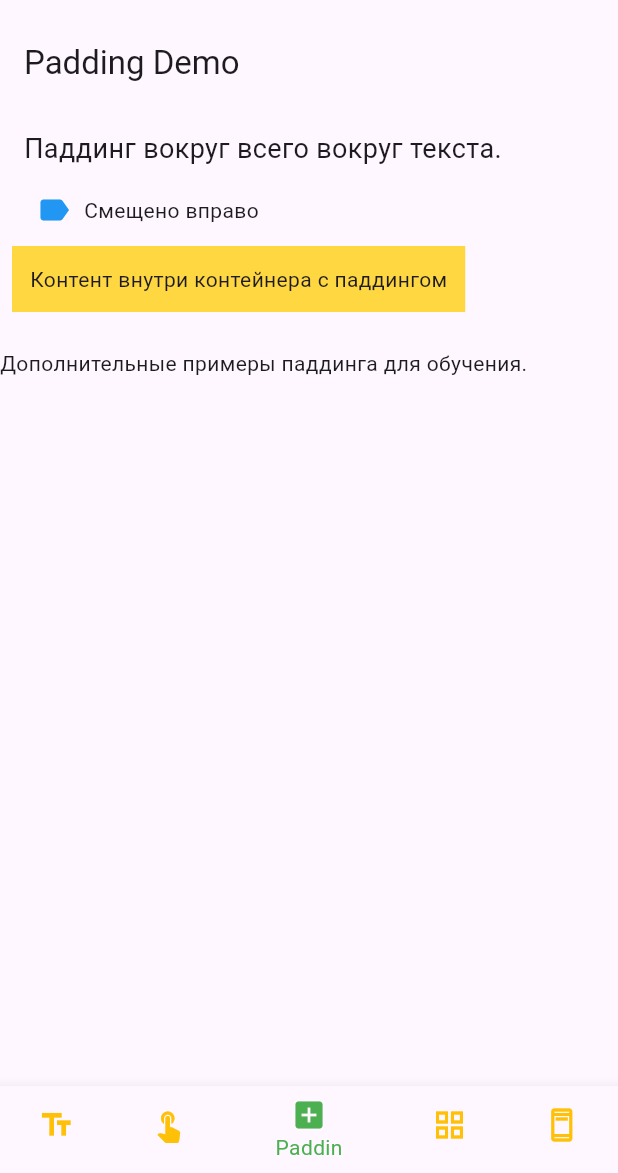
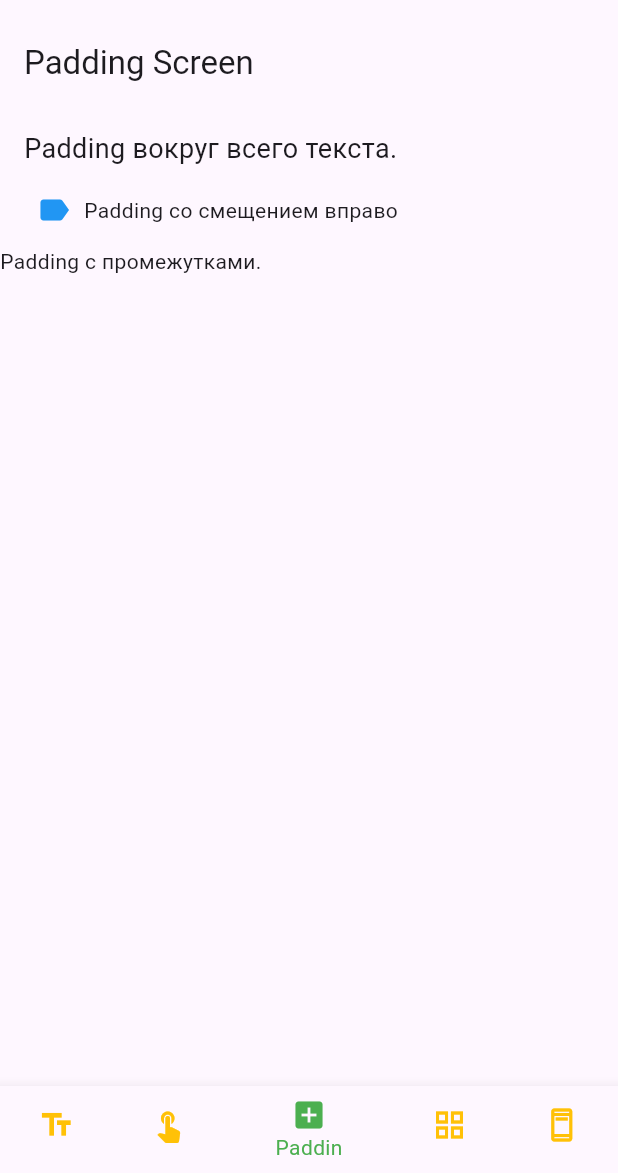
Before and after one commit to Werneser/flutter3, a Flutter app: the screen it shows after launch, item 3 of the bottom bar chosen, on a phone screen of 412 x 824 dp, the part 63-1236 px from its top. Run offline on Flutter 3.47's test engine with Material 3 defaults, Android fonts, the phone set to English and light mode, and no system bars.

Commit message:
Обновленние Padding

```diff
--- a/lib/Screens/PaddingScreen.dart
+++ b/lib/Screens/PaddingScreen.dart
@@ -7,44 +7,32 @@ class PaddingScreen extends StatelessWidget {
   Widget build(BuildContext context) {
     return Scaffold(
       appBar: AppBar(
-        title: const Text('Padding Demo'),
+        title: const Text('Padding Screen'),
       ),
       body: Column(
         crossAxisAlignment: CrossAxisAlignment.start,
         children: [
-          // Простой паддинг вокруг текста
           const Padding(
             padding: EdgeInsets.all(16.0),
             child: Text(
-              'Паддинг вокруг всего вокруг текста.',
+              'Padding вокруг всего текста.',
               style: TextStyle(fontSize: 18),
             ),
           ),
-          // Горизонтальный паддинг слева
           Padding(
             padding: const EdgeInsets.only(left: 24.0),
             child: Row(
               children: const [
                 Icon(Icons.label, color: Colors.blue),
                 SizedBox(width: 8),
-                Text('Смещено вправо'),
+                Text('Padding cо смещением вправо'),
               ],
             ),
           ),
-          // Паддинг внутри контейнера
-          Padding(
-            padding: const EdgeInsets.symmetric(vertical: 12.0, horizontal: 8.0),
-            child: Container(
-              color: Colors.amberAccent,
-              padding: const EdgeInsets.all(12.0),
-              child: const Text('Контент внутри контейнера с паддингом'),
-            ),
-          ),
-          // Небольшие промежутки
           const SizedBox(height: 8),
           const Padding(
             padding: EdgeInsets.only(top: 4.0, bottom: 4.0),
-            child: Text('Дополнительные примеры паддинга для обучения.'),
+            child: Text('Padding с промежутками.'),
           ),
         ],
       ),
```
